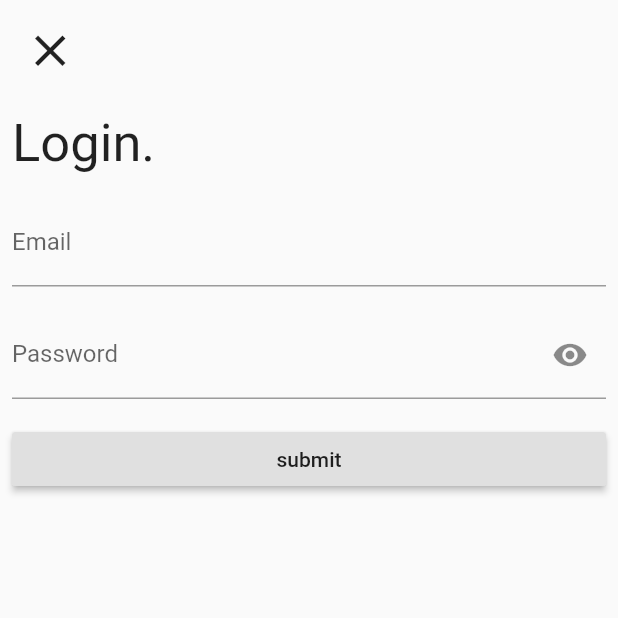
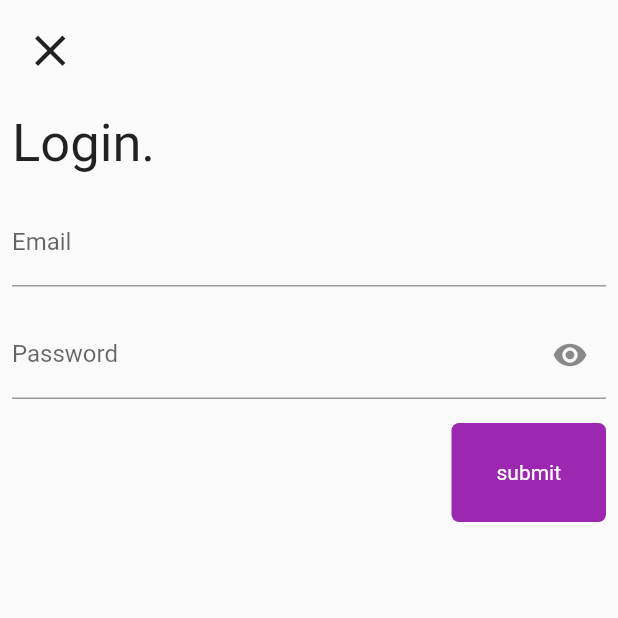
Before and after one commit to moak13/auth_app, a Flutter app: the LoginView screen opened by its route, on a phone screen of 412 x 824 dp, the top half of it. Run offline on Flutter 3.47's test engine with Material 2 defaults, Android fonts, the phone set to English and light mode, and no system bars; our stand-ins replace auto_route, data_connection_checker, equatable, floor, get_it, shared_preferences and 2 more; accounts and stored records are empty.

```diff
--- a/lib/features/login/view/login_view.dart
+++ b/lib/features/login/view/login_view.dart
@@ -15,6 +15,11 @@ class _LoginViewState extends State<LoginView> {
   TextEditingController ctrlPass = TextEditingController();
   @override
   Widget build(BuildContext context) {
+    double height = MediaQuery.of(context).size.height;
+    double scaleHeight = height / 100;
+    double width = MediaQuery.of(context).size.width;
+    double scaleWidth = width / 100;
+    double sizeText = MediaQuery.of(context).textScaleFactor;
     return ViewModelBuilder<LoginViewModel>.reactive(
         builder: (context, model, child) {
           return Scaffold(
@@ -64,21 +69,42 @@ class _LoginViewState extends State<LoginView> {
                             })),
                   ),
                 ),
-                Padding(
+                Align(
+                  alignment: Alignment.bottomRight,
+                  child: Padding(
                     padding: const EdgeInsets.all(8.0),
-                  child: RaisedButton(
-                    onPressed: () {
+                    child: InkWell(
+                      onTap: () {
                         model.login(
                           email: ctrlEmail.text,
                           password: ctrlPass.text,
                         );
                       },
+                      child: Container(
+                        height: scaleHeight * 8,
+                        width: scaleWidth * 25,
+                        decoration: BoxDecoration(
+                          color: Colors.purple,
+                          shape: BoxShape.rectangle,
+                          borderRadius: BorderRadius.circular(5),
+                        ),
                         child: model.isBusy
-                        ? Padding(
-                            padding: const EdgeInsets.all(8.0),
-                            child: CircularProgressIndicator(),
+                            ? Center(
+                                child: CircularProgressIndicator(
+                                  backgroundColor: Colors.white,
+                                  strokeWidth: 2,
+                                ),
                               )
-                        : Text('submit'),
+                            : Center(
+                                child: Text(
+                                  'submit',
+                                  style: TextStyle(
+                                    color: Colors.white,
+                                  ),
+                                ),
+                              ),
+                      ),
+                    ),
                   ),
                 ),
               ],
--- a/lib/services/signup_service.dart
+++ b/lib/services/signup_service.dart
@@ -41,8 +41,8 @@ class SignupServiceImpl implements SignupService {
         localDataSource.saveResponse(data: response);
         return Result(success: response);
       } on ServerException catch (err) {
-        print('because server error happened: ${err.toString()}');
-        return Result(error: ServerError(err.toString()));
+        print('because server error happened: ${err.message}');
+        return Result(error: ServerError(err.message));
       }
     } else {
       return Result(error: NoInternetError('No Internet Connection'));
--- a/lib/view_models/signup_viewmodel.dart
+++ b/lib/view_models/signup_viewmodel.dart
@@ -38,7 +38,7 @@ class SignupViewModel extends BaseViewModel {
         password: password);
     setBusy(false);
     print('in signup viewmodel');
-    if (response.success.id != null) {
+    if (response.success != null) {
       print('Signup Success!');
       _navigationService.navigateTo('/home_view');
       await _dialogService.showDialog(
@@ -50,7 +50,7 @@ class SignupViewModel extends BaseViewModel {
       print('Signup Failure!');
       await _dialogService.showDialog(
         title: 'Error!',
-        description: response.success.message,
+        description: response.error.message,
         buttonTitle: 'OK',
       );
       return response;
```
Also changed, not shown: lib/features/signup/view/signup_view.dart (+73 -12 lines). Lines whose indentation alone changed are shown as unchanged.
